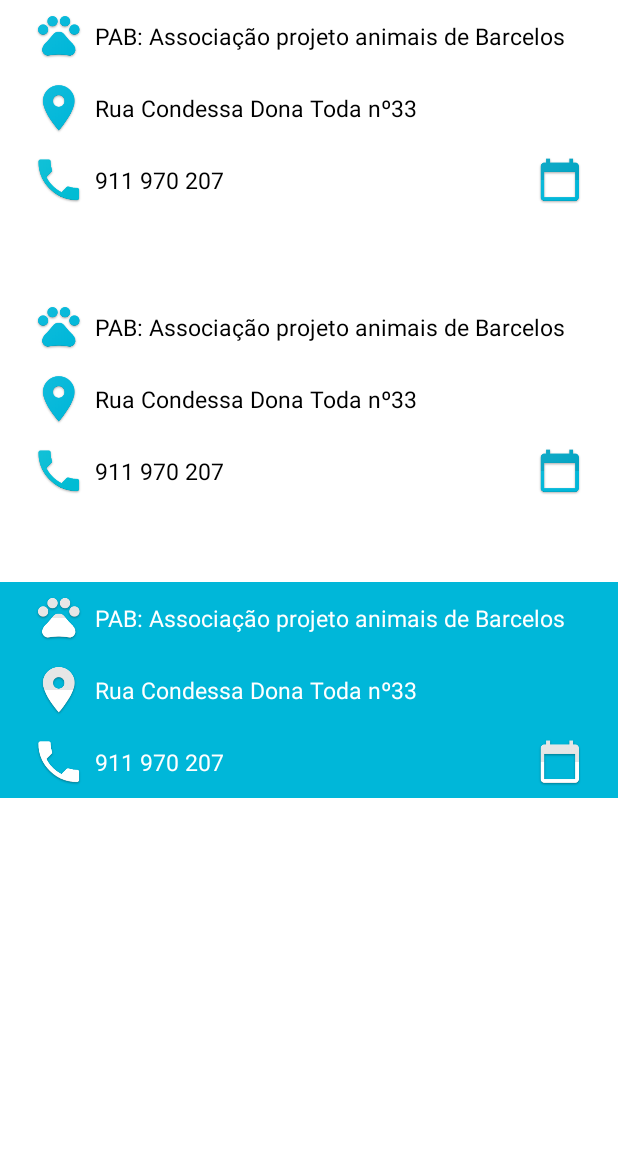
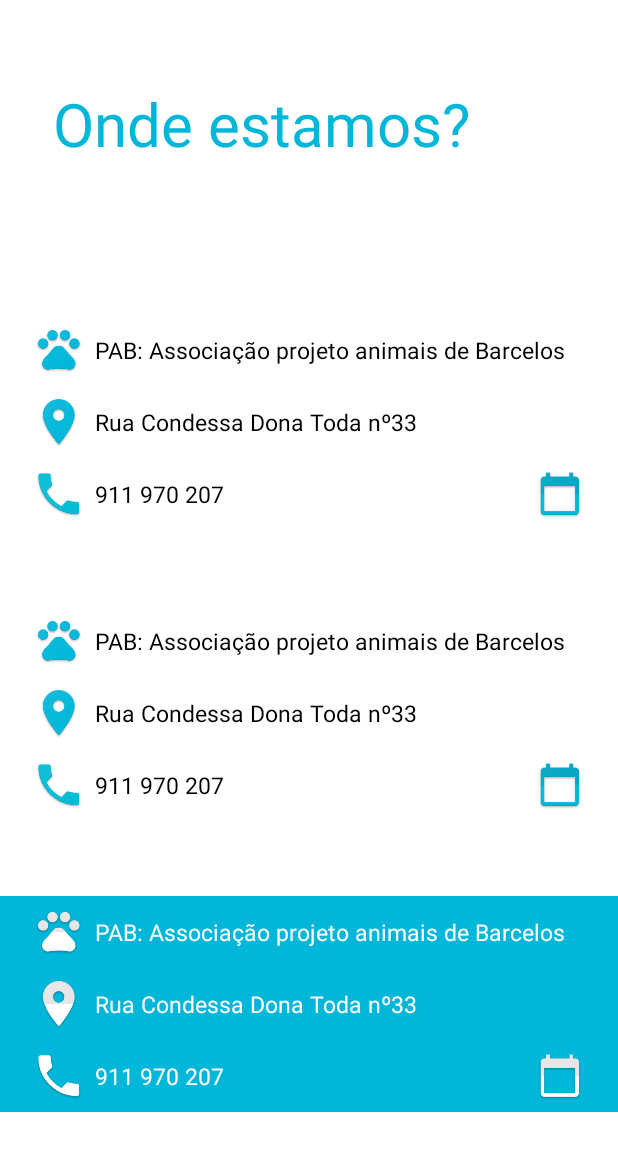
Before and after one commit to monicadesign/App, an Android app: the layout onde_estamos.xml on its own in the app's theme, with its tools: preview values and no code run, on a phone screen of 412 x 824 dp. Shown: the top 1151 px of the screen. Run offline under Robolectric (Android 15) with nearby library versions, the phone set to English and light mode, and no system bars.

Commit message:
pagina onte estamos

```diff
--- a/src/main/res/layout/onde_estamos.xml
+++ b/src/main/res/layout/onde_estamos.xml
@@ -1,242 +1,240 @@
 <?xml version="1.0" encoding="utf-8"?>
 <LinearLayout xmlns:android="http://schemas.android.com/apk/res/android"
-    android:orientation="vertical"
     android:layout_width="match_parent"
     android:layout_height="match_parent"
     android:layout_orientation="vertical"
-    android:background="@color/appcolor1">
+    android:background="@color/appcolor1"
+    android:orientation="vertical">
 
     <LinearLayout
         android:layout_width="match_parent"
         android:layout_height="wrap_content"
-        android:orientation="vertical"
-        android:background="@color/appcolor1">
-
-        <LinearLayout
-        android:layout_width="match_parent"
-        android:layout_height="wrap_content"
-        android:orientation="horizontal"
         android:background="@color/appcolor1"
-        android:gravity="center_vertical">
-
-        <ImageView
-            android:src="@mipmap/pata"
-            style="@style/EstiloIcons"/>
+        android:orientation="vertical">
 
         <TextView
-            android:text="@string/Exemplo_canil"
-            style="@style/EstiloTextoCaixas"/>
-
-        </LinearLayout>
-
-            <LinearLayout
-            android:layout_width="match_parent"
+            android:layout_width="wrap_content"
             android:layout_height="wrap_content"
-            android:orientation="horizontal"
-            android:background="@color/appcolor1"
-            android:gravity="center_vertical">
-
-            <ImageView
-            android:src="@mipmap/local"
-            style="@style/EstiloIcons"/>
-
-            <TextView
-            android:text="@string/Rua"
-            style="@style/EstiloTextoCaixas"/>
-            </LinearLayout>
-
-            <LinearLayout
-            android:layout_width="match_parent"
-            android:layout_height="wrap_content"
-            android:orientation="horizontal"
-            android:background="@color/appcolor1"
-            android:gravity="center_vertical">
-
-            <ImageView
-            android:src="@mipmap/phone"
-            style="@style/EstiloIcons"/>
-
-            <TextView
-            android:text="@string/Telemovel"
-            style="@style/EstiloTextoCaixas"/>
-
-                <LinearLayout
-                    android:layout_width="wrap_content"
-                    android:layout_height="wrap_content"
-                    android:orientation="vertical"/>
-
-                <ImageView
-                    android:layout_width="wrap_content"
-                    android:layout_height="wrap_content"
-                    android:src="@mipmap/calendarb"
-                    android:layout_marginLeft="200dp"/>
-            </LinearLayout>
-     </LinearLayout>
-
-
-    <LinearLayout
-        android:layout_width="match_parent"
-        android:layout_height="wrap_content"
-        android:orientation="vertical"
-        android:background="@color/appcolor1">
+            style="@style/TitleStyle"
+            android:text="@string/Onde_estamos"
+            android:textStyle="normal"
+            android:textColor="@color/appcolor2"/>
 
         <LinearLayout
             android:layout_width="match_parent"
-            android:layout_marginTop="@dimen/margemTop"
             android:layout_height="wrap_content"
+            android:background="@color/appcolor1"
+            android:gravity="center_vertical"
             android:orientation="horizontal"
-            android:background="@color/appcolor1"
-            android:gravity="center_vertical">
+            android:layout_marginTop="100dp">
 
             <ImageView
-                android:src="@mipmap/pata"
-                style="@style/EstiloIcons"/>
+                style="@style/EstiloIcons"
+                android:src="@mipmap/pata" />
 
             <TextView
-                android:text="@string/Exemplo_canil"
-                style="@style/EstiloTextoCaixas"/>
+                style="@style/EstiloTextoCaixas"
+                android:text="@string/Exemplo_canil"/>
 
         </LinearLayout>
 
         <LinearLayout
             android:layout_width="match_parent"
             android:layout_height="wrap_content"
-            android:orientation="horizontal"
             android:background="@color/appcolor1"
-            android:gravity="center_vertical">
+            android:gravity="center_vertical"
+            android:orientation="horizontal">
 
             <ImageView
-                android:src="@mipmap/local"
-                style="@style/EstiloIcons"/>
+                style="@style/EstiloIcons"
+                android:src="@mipmap/local" />
 
             <TextView
-                android:text="@string/Rua"
-                style="@style/EstiloTextoCaixas"/>
+                style="@style/EstiloTextoCaixas"
+                android:text="@string/Rua" />
         </LinearLayout>
 
         <LinearLayout
             android:layout_width="match_parent"
             android:layout_height="wrap_content"
-            android:orientation="horizontal"
             android:background="@color/appcolor1"
-            android:gravity="center_vertical">
+            android:gravity="center_vertical"
+            android:orientation="horizontal">
 
             <ImageView
-                android:src="@mipmap/phone"
-                style="@style/EstiloIcons"/>
+                style="@style/EstiloIcons"
+                android:src="@mipmap/phone" />
 
             <TextView
-                android:text="@string/Telemovel"
-                style="@style/EstiloTextoCaixas"/>
+                style="@style/EstiloTextoCaixas"
+                android:text="@string/Telemovel" />
 
-                <LinearLayout
+            <LinearLayout
+                android:layout_width="wrap_content"
+                android:layout_height="wrap_content">
+
+                <ImageView
                     android:layout_width="wrap_content"
-                    android:layout_height="wrap_content">
-                    <ImageView
-                        android:layout_width="wrap_content"
-                        android:layout_height="wrap_content"
-                        android:src="@mipmap/calendarb"
-                        android:layout_marginLeft="200dp"/>
-                </LinearLayout>
+                    android:layout_height="wrap_content"
+                    android:layout_marginLeft="200dp"
+                    android:src="@mipmap/calendarb" />
 
-        </LinearLayout>
-    </LinearLayout>
-
-    <LinearLayout
-        android:layout_width="match_parent"
-        android:layout_height="wrap_content"
-        android:orientation="vertical"
-        android:background="@color/appcolor1">
-
-        <LinearLayout
-            android:layout_width="match_parent"
-            android:layout_height="wrap_content"
-            android:orientation="horizontal"
-            android:background="@color/appcolor2"
-            android:gravity="center_vertical"
-            android:layout_marginTop="@dimen/margemTop">
-
-            <ImageView
-                android:src="@mipmap/poww"
-                android:layout_width="wrap_content"
-                android:layout_height="wrap_content"
-                android:layout_marginLeft="@dimen/iconsOnde"/>
-
-            <TextView
-                android:text="@string/Exemplo_canil"
-                style="@style/EstiloTextoCaixas"
-                android:background="@color/appcolor2"
-                android:textColor="@color/appcolor1"/>
+            </LinearLayout>
 
         </LinearLayout>
 
         <LinearLayout
             android:layout_width="match_parent"
             android:layout_height="wrap_content"
-            android:orientation="horizontal"
-            android:background="@color/appcolor2"
-            android:gravity="center_vertical">
+            android:background="@color/appcolor1"
+            android:orientation="vertical">
 
-            <ImageView
-                android:src="@mipmap/locaw"
+            <LinearLayout
+                android:layout_width="match_parent"
                 android:layout_height="wrap_content"
-                android:layout_width="wrap_content"
-                android:layout_marginLeft="@dimen/iconsOnde"/>
+                android:layout_marginTop="@dimen/margemTop"
+                android:background="@color/appcolor1"
+                android:gravity="center_vertical"
+                android:orientation="horizontal">
 
-            <TextView
-                android:text="@string/Rua"
-                style="@style/EstiloTextoCaixas"
-                android:background="@color/appcolor2"
-                android:textColor="@color/appcolor1"/>
+                <ImageView
+                    style="@style/EstiloIcons"
+                    android:src="@mipmap/pata" />
+
+                <TextView
+                    style="@style/EstiloTextoCaixas"
+                    android:text="@string/Exemplo_canil" />
+
+            </LinearLayout>
+
+            <LinearLayout
+                android:layout_width="match_parent"
+                android:layout_height="wrap_content"
+                android:background="@color/appcolor1"
+                android:gravity="center_vertical"
+                android:orientation="horizontal">
+
+                <ImageView
+                    style="@style/EstiloIcons"
+                    android:src="@mipmap/local" />
+
+                <TextView
+                    style="@style/EstiloTextoCaixas"
+                    android:text="@string/Rua" />
+            </LinearLayout>
+
+            <LinearLayout
+                android:layout_width="match_parent"
+                android:layout_height="wrap_content"
+                android:background="@color/appcolor1"
+                android:gravity="center_vertical"
+                android:orientation="horizontal">
+
+                <ImageView
+                    style="@style/EstiloIcons"
+                    android:src="@mipmap/phone" />
+
+                <TextView
+                    style="@style/EstiloTextoCaixas"
+                    android:text="@string/Telemovel" />
+
+                <LinearLayout
+                    android:layout_width="wrap_content"
+                    android:layout_height="wrap_content">
+
+                    <ImageView
+                        android:layout_width="wrap_content"
+                        android:layout_height="wrap_content"
+                        android:layout_marginLeft="200dp"
+                        android:src="@mipmap/calendarb" />
+                </LinearLayout>
+
+            </LinearLayout>
+
         </LinearLayout>
 
         <LinearLayout
             android:layout_width="match_parent"
             android:layout_height="wrap_content"
-            android:orientation="horizontal"
-            android:background="@color/appcolor2"
-            android:gravity="center_vertical">
+            android:background="@color/appcolor1"
+            android:orientation="vertical">
 
-            <ImageView
-                android:src="@mipmap/phonew"
+            <LinearLayout
+                android:layout_width="match_parent"
                 android:layout_height="wrap_content"
-                android:layout_width="wrap_content"
-                android:layout_marginLeft="@dimen/iconsOnde"/>
+                android:layout_marginTop="@dimen/margemTop"
+                android:background="@color/appcolor2"
+                android:gravity="center_vertical"
+                android:orientation="horizontal">
 
-            <TextView
-                android:text="@string/Telemovel"
-                style="@style/EstiloTextoCaixas"
-                android:textColor="@color/appcolor1"
-                android:background="@color/appcolor2"/>
+                <ImageView
+                    android:layout_width="wrap_content"
+                    android:layout_height="wrap_content"
+                    android:layout_marginLeft="@dimen/iconsOnde"
+                    android:src="@mipmap/poww" />
+
+                <TextView
+                    style="@style/EstiloTextoCaixas"
+                    android:background="@color/appcolor2"
+                    android:text="@string/Exemplo_canil"
+                    android:textColor="@color/appcolor1" />
+
+            </LinearLayout>
+
+            <LinearLayout
+                android:layout_width="match_parent"
+                android:layout_height="wrap_content"
+                android:background="@color/appcolor2"
+                android:gravity="center_vertical"
+                android:orientation="horizontal">
+
+                <ImageView
+                    android:layout_width="wrap_content"
+                    android:layout_height="wrap_content"
+                    android:layout_marginLeft="@dimen/iconsOnde"
+                    android:src="@mipmap/locaw" />
+
+                <TextView
+                    style="@style/EstiloTextoCaixas"
+                    android:background="@color/appcolor2"
+                    android:text="@string/Rua"
+                    android:textColor="@color/appcolor1" />
+            </LinearLayout>
+
+            <LinearLayout
+                android:layout_width="match_parent"
+                android:layout_height="wrap_content"
+                android:background="@color/appcolor2"
+                android:gravity="center_vertical"
+                android:orientation="horizontal">
+
+                <ImageView
+                    android:layout_width="wrap_content"
+                    android:layout_height="wrap_content"
+                    android:layout_marginLeft="@dimen/iconsOnde"
+                    android:src="@mipmap/phonew" />
+
+                <TextView
+                    style="@style/EstiloTextoCaixas"
+                    android:background="@color/appcolor2"
+                    android:text="@string/Telemovel"
+                    android:textColor="@color/appcolor1" />
 
                 <LinearLayout
-                android:layout_width="wrap_content"
-                android:layout_height="wrap_content">
+                    android:layout_width="wrap_content"
+                    android:layout_height="wrap_content">
 
                     <ImageView
-                    android:layout_width="wrap_content"
-                    android:layout_height="wrap_content"
-                    android:src="@mipmap/calendarw"
-                    android:layout_marginLeft="200dp"/>
+                        android:layout_width="wrap_content"
+                        android:layout_height="wrap_content"
+                        android:layout_marginLeft="200dp"
+                        android:src="@mipmap/calendarw" />
+                </LinearLayout>
+
             </LinearLayout>
 
         </LinearLayout>
+
     </LinearLayout>
 
-
-
-
-
-
-
-
-
-
-
-
-
-
-
-
-
 </LinearLayout>
--- a/src/main/res/values/dimentions.xml
+++ b/src/main/res/values/dimentions.xml
@@ -7,5 +7,7 @@
     <dimen name="margemRight">55dp</dimen>
     <dimen name="margemLeft">55dp</dimen>
     <dimen name="BoxWidthLogin">300dp</dimen>
+    <dimen name="BoxWidthregisto">140dp</dimen>
     <dimen name="iconsOnde">15dp</dimen>
+
 </resources>
```
Also changed, not shown: src/main/res/layout/activity_main.xml (+12 -12 lines), src/main/res/layout/login1.xml (+18 -18 lines), src/main/res/layout/pcanil.xml (+66 -62 lines), src/main/res/layout/registo.xml (+39 -38 lines).
